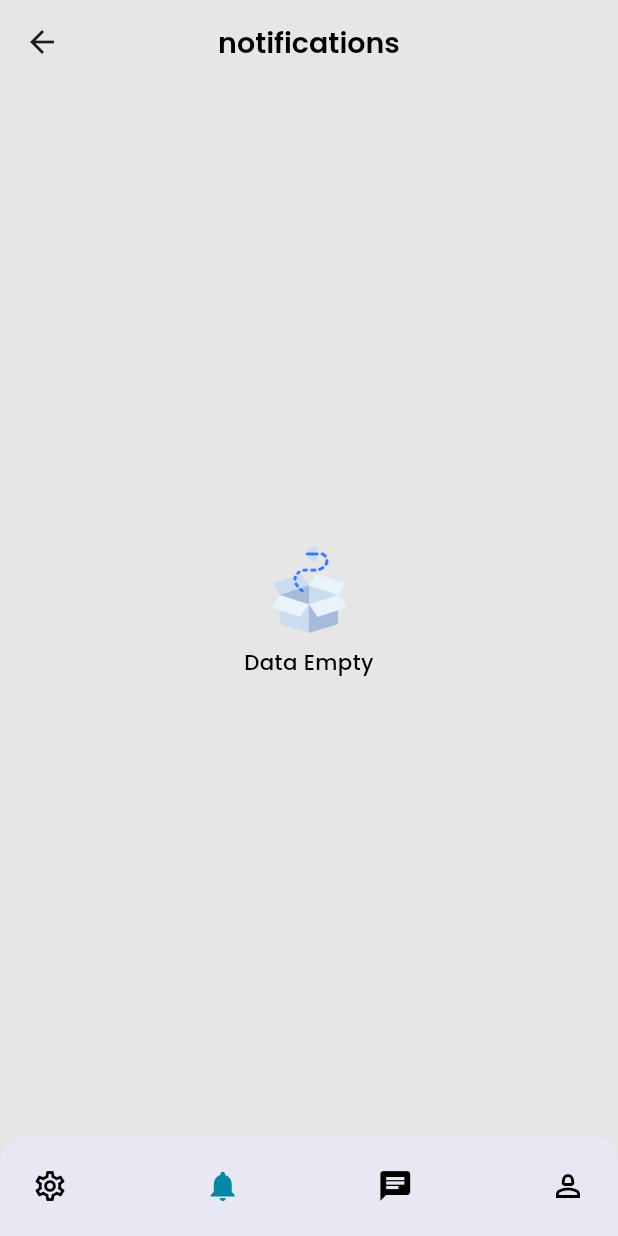
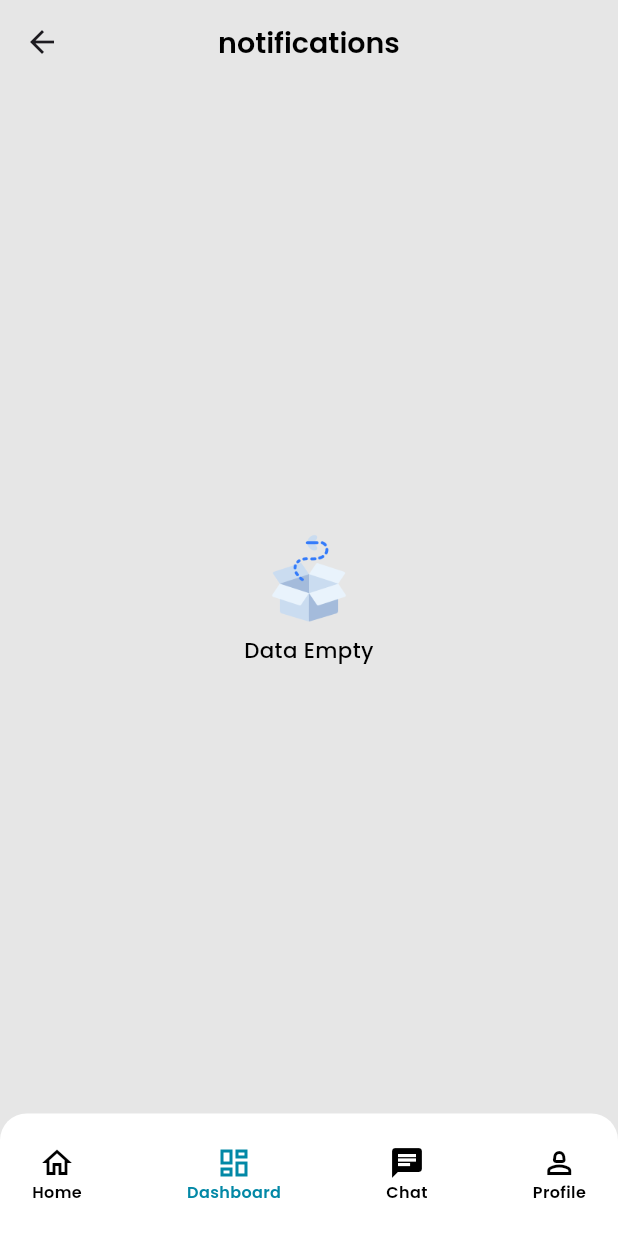
Before and after one commit to mehdisparktech/zasulehry_job_seeker, a Flutter app: the NotificationScreen screen opened by its route, on a phone screen of 412 x 824 dp. Run offline on Flutter 3.47's test engine with Material 3 defaults, Android fonts, the phone set to English and light mode, and no system bars; our stand-ins replace cached_network_image, dio, flutter_dotenv, flutter_html, flutter_local_notifications, flutter_screenutil and 10 more; accounts and stored records are empty; network calls fail.

Commit message:
add app bar

```diff
--- a/lib/component/bottom_nav_bar/common_bottom_bar.dart
+++ b/lib/component/bottom_nav_bar/common_bottom_bar.dart
@@ -1,10 +1,10 @@
 import 'package:flutter/material.dart';
 import 'package:flutter_screenutil/flutter_screenutil.dart';
 import 'package:get/get.dart';
+import 'package:zasulehry_job_seeker/component/text/common_text.dart';
 import '../../../config/route/app_routes.dart';
 import '../../../utils/constants/app_colors.dart';
 import '../../../utils/log/app_log.dart';
-
 
 class CommonBottomNavBar extends StatefulWidget {
   final int currentIndex;
@@ -18,19 +18,20 @@ class CommonBottomNavBar extends StatefulWidget {
 class _CommonBottomNavBarState extends State<CommonBottomNavBar> {
   var bottomNavIndex = 0;
   List<Widget> unselectedIcons = [
-    const Icon(Icons.settings_outlined, color: AppColors.black),
-    const Icon(Icons.notifications_outlined, color: AppColors.black),
+    const Icon(Icons.home_outlined, color: AppColors.black),
+    const Icon(Icons.dashboard_outlined, color: AppColors.black),
     const Icon(Icons.chat, color: AppColors.black),
     const Icon(Icons.person_2_outlined, color: AppColors.black),
   ];
 
   List<Widget> selectedIcons = [
-    const Icon(Icons.settings_outlined, color: AppColors.primaryColor),
-    const Icon(Icons.notifications, color: AppColors.primaryColor),
+    const Icon(Icons.home_outlined, color: AppColors.primaryColor),
+    const Icon(Icons.dashboard_outlined, color: AppColors.primaryColor),
     const Icon(Icons.chat, color: AppColors.primaryColor),
     const Icon(Icons.person, color: AppColors.primaryColor),
   ];
 
+  List<String> text = ["Home", "Dashboard", "Chat", "Profile"];
   @override
   void initState() {
     bottomNavIndex = widget.currentIndex;
@@ -46,10 +47,12 @@ class _CommonBottomNavBarState extends State<CommonBottomNavBar> {
         alignment: Alignment.center,
         padding: EdgeInsets.all(12.sp),
         decoration: BoxDecoration(
-            color: AppColors.blueLight,
-            borderRadius: BorderRadius.only(
-                topLeft: Radius.circular(20.r),
-                topRight: Radius.circular(20.r))),
+          color: AppColors.white,
+          borderRadius: BorderRadius.only(
+            topLeft: Radius.circular(20.r),
+            topRight: Radius.circular(20.r),
+          ),
+        ),
         child: Row(
           mainAxisAlignment: MainAxisAlignment.spaceBetween,
           children: List.generate(unselectedIcons.length, (index) {
@@ -62,6 +65,14 @@ class _CommonBottomNavBarState extends State<CommonBottomNavBar> {
                     index == bottomNavIndex
                         ? selectedIcons[index]
                         : unselectedIcons[index],
+                    CommonText(
+                      text: text[index],
+                      fontSize: 12,
+                      fontWeight: FontWeight.w600,
+                      color: index == bottomNavIndex
+                          ? AppColors.primaryColor
+                          : AppColors.black,
+                    ),
                   ],
                 ),
               ),
@@ -73,15 +84,15 @@ class _CommonBottomNavBarState extends State<CommonBottomNavBar> {
   }
 
   void onTap(int index) async {
-      appLog(widget.currentIndex, source: "common bottombar");
+    appLog(widget.currentIndex, source: "common bottombar");
 
     if (index == 0) {
       if (!(widget.currentIndex == 0)) {
-        Get.toNamed(AppRoutes.jobSeekerDashboard);
+        Get.toNamed(AppRoutes.home);
       }
     } else if (index == 1) {
       if (!(widget.currentIndex == 1)) {
-        Get.toNamed(AppRoutes.jobPosting);
+        Get.toNamed(AppRoutes.jobSeekerDashboard);
       }
     } else if (index == 2) {
       if (!(widget.currentIndex == 2)) {
--- a/lib/config/route/app_routes.dart
+++ b/lib/config/route/app_routes.dart
@@ -1,4 +1,6 @@
 import 'package:get/get.dart';
+import 'package:zasulehry_job_seeker/features/dashboard/presentation/screen/job_seeker_deshboared_screen.dart';
+import 'package:zasulehry_job_seeker/features/home/presentation/screen/home_screen.dart';
 import '../../features/auth/change_password/presentation/screen/change_password_screen.dart';
 import '../../features/auth/forgot password/presentation/screen/create_password.dart';
 import '../../features/auth/forgot password/presentation/screen/forgot_password.dart';
@@ -19,6 +21,7 @@ import '../../features/splash/splash_screen.dart';
 
 class AppRoutes {
   static const String test = "/test_screen.dart";
+  static const String home = "/home_screen.dart";
   static const String splash = "/splash_screen.dart";
   static const String onboarding = "/onboarding_screen.dart";
   static const String signUp = "/sign_up_screen.dart";
@@ -33,14 +36,6 @@ class AppRoutes {
   static const String jobSeekerDashboard = "/job_seeker_dashboard.dart";
   static const String employerDashboard = "/employer_dashboard.dart";
 
-  // Employer Routes
-  static const String jobPosting = "/job_posting.dart";
-  static const String candidateManagement = "/candidate_management.dart";
-
-  // Job Seeker Routes
-  static const String jobSearch = "/job_search.dart";
-  static const String applicationTracking = "/application_tracking.dart";
-
   // Common Routes
   static const String notifications = "/notifications_screen.dart";
   static const String chat = "/chat_screen.dart";
@@ -52,6 +47,7 @@ class AppRoutes {
   static const String setting = "/setting_screen.dart";
 
   static List<GetPage> routes = [
+    GetPage(name: home, page: () => const HomeScreen()),
     GetPage(name: splash, page: () => const SplashScreen()),
     GetPage(name: onboarding, page: () => const OnboardingScreen()),
     GetPage(name: signUp, page: () => SignUpScreen()),
@@ -70,5 +66,11 @@ class AppRoutes {
     GetPage(name: privacyPolicy, page: () => const PrivacyPolicyScreen()),
     GetPage(name: termsOfServices, page: () => const TermsOfServicesScreen()),
     GetPage(name: setting, page: () => const SettingScreen()),
+
+    // Dashboard Routes
+    GetPage(
+      name: jobSeekerDashboard,
+      page: () => const JobSeekerDeshboaredScreen(),
+    ),
   ];
 }
--- a/lib/features/auth/sign in/presentation/controller/sign_in_controller.dart
+++ b/lib/features/auth/sign in/presentation/controller/sign_in_controller.dart
@@ -27,7 +27,7 @@ class SignInController extends GetxController {
 
   Future<void> signInUser() async {
     if (!formKey.currentState!.validate()) return;
-    Get.toNamed(AppRoutes.profile);
+    Get.toNamed(AppRoutes.home);
     return;
 
     isLoading = true;
@@ -55,7 +55,9 @@ class SignInController extends GetxController {
 
       // Handle user role from API response
       String apiRole = data['data']["attributes"]["role"] ?? "jobSeeker";
-      LocalStorage.userRole = apiRole == "employer" ? UserRole.employer : UserRole.jobSeeker;
+      LocalStorage.userRole = apiRole == "employer"
+          ? UserRole.employer
+          : UserRole.jobSeeker;
 
       LocalStorage.isLogIn = true;
 
```
Also changed, not shown: lib/component/appbar/common_app_bar.dart (added, +76 -0 lines), lib/features/dashboard/presentation/screen/job_seeker_deshboared_screen.dart (added, +14 -0 lines), lib/features/home/presentation/screen/home_screen.dart (added, +29 -0 lines).
